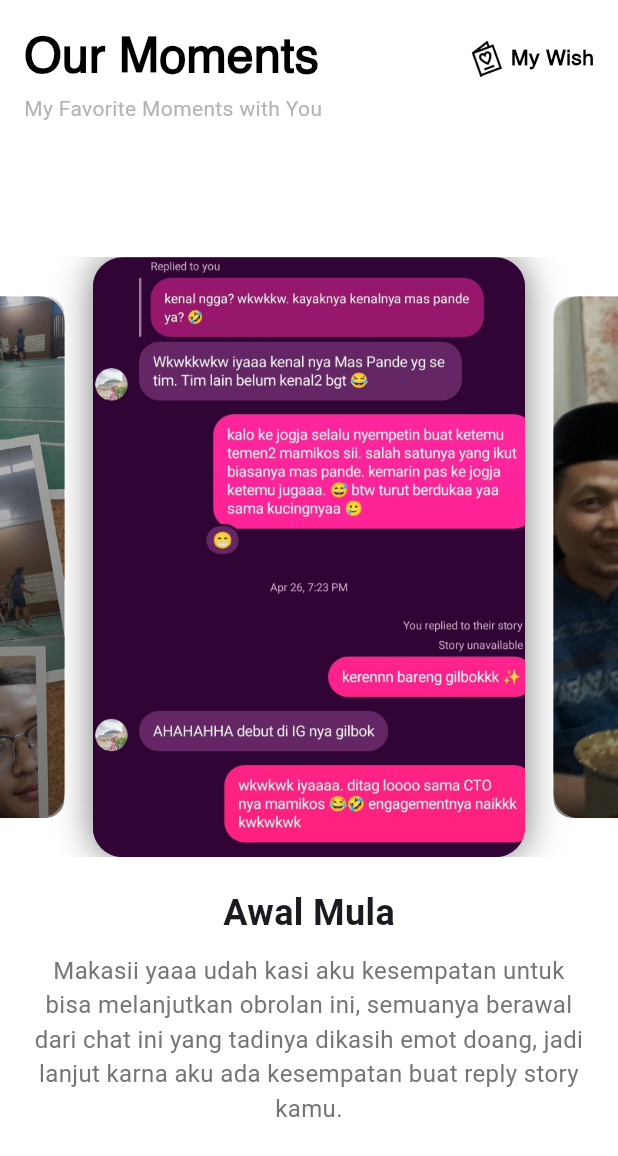
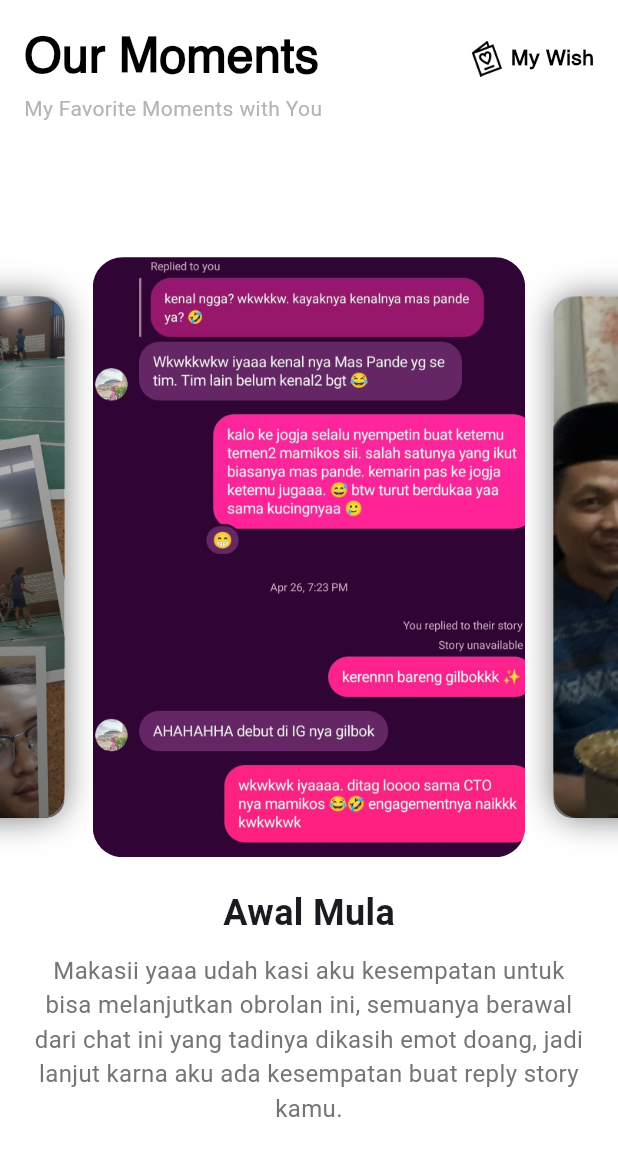
Before and after one commit to auwfar/Birthday-Project, a Flutter app: the screen it shows after launch, after a tap on "Surprise Me!", after a tap on "See Our Moments", on a phone screen of 412 x 824 dp. Shown: the top 1156 px of the screen. Run offline on Flutter 3.47's test engine with Material 3 defaults, Android fonts, the phone set to English and light mode, and no system bars; drawn by our look-alikes of carousel_slider; our stand-ins replace lottie.

Commit message:
Update app name

```diff
--- a/lib/main_screen.dart
+++ b/lib/main_screen.dart
@@ -33,7 +33,7 @@ class _MainScreenState extends State<MainScreen> {
                         ),
                       ),
                       Text(
-                        "Arifah's Day",
+                        "Arifah's day",
                         style: TextStyle(
                           fontSize: 34,
                           color: Color(0xFFDB7093),
--- a/lib/moments_screen.dart
+++ b/lib/moments_screen.dart
@@ -126,7 +126,7 @@ class _OurMomentsState extends State<OurMoments> {
                     boxShadow: [
                       BoxShadow(
                         color: index == _currentIndex
-                            ? Colors.black.withOpacity(0.5) : Colors.transparent,
+                            ? Colors.transparent : Colors.black.withOpacity(0.5),
                         blurRadius: 20,
                       ),
                     ],
```
Also changed, not shown: 2 other files.
